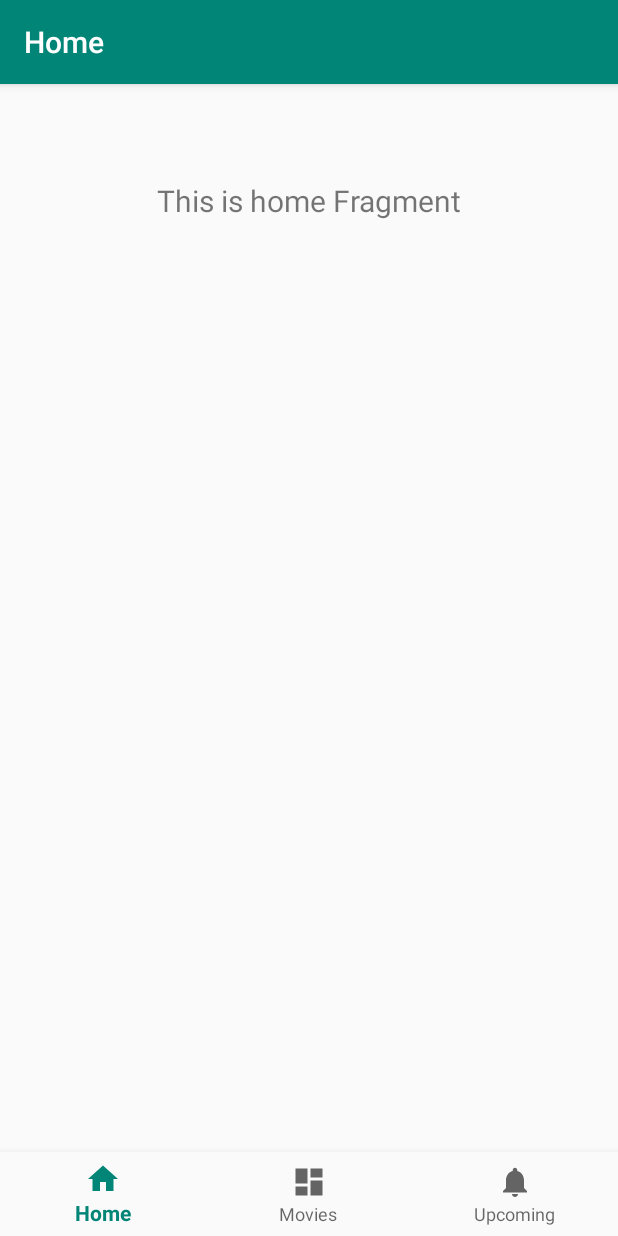
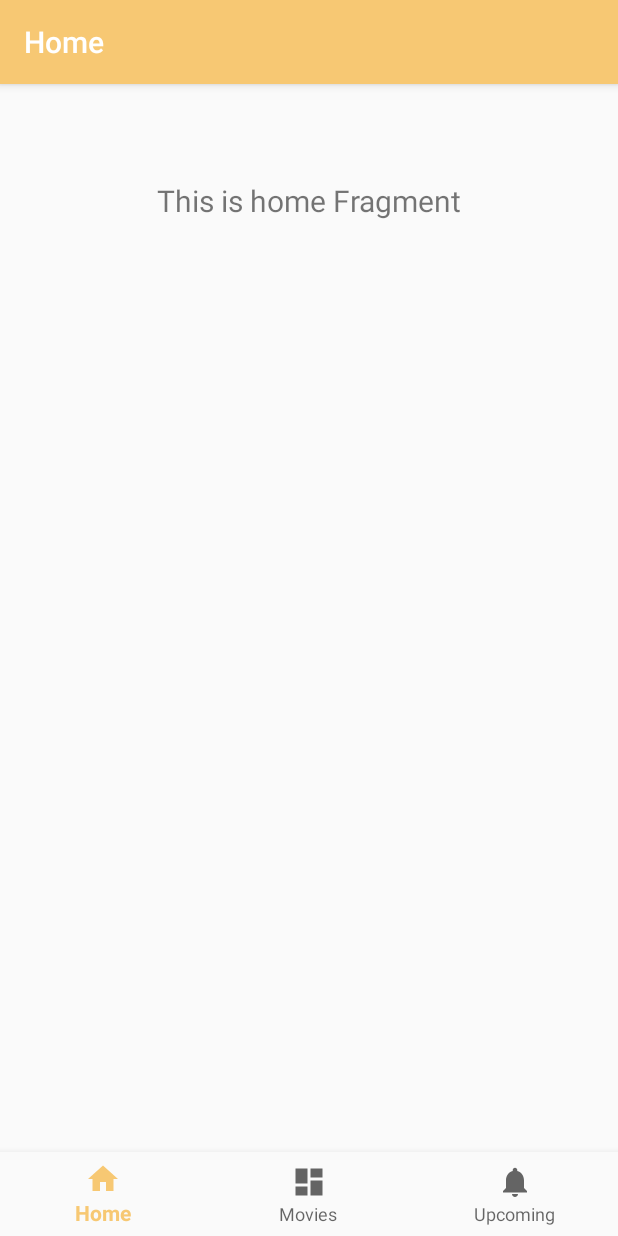
Before and after one commit to mihaibc/the-movies-corner, an Android app: the screen it shows after launch (MainActivity), on a phone screen of 412 x 824 dp. Run offline under Robolectric (Android 15) with nearby library versions, the phone set to English and light mode, and no system bars; our stand-ins replace navigation-ui.

Commit message:
added color palette for the app

```diff
--- a/app/src/main/res/values/colors.xml
+++ b/app/src/main/res/values/colors.xml
@@ -1,6 +1,11 @@
 <?xml version="1.0" encoding="utf-8"?>
 <resources>
-    <color name="colorPrimary">#008577</color>
-    <color name="colorPrimaryDark">#00574B</color>
-    <color name="colorAccent">#D81B60</color>
+    <color name="primaryColor">#f7c873</color>
+    <color name="primaryLightColor">#fffba3</color>
+    <color name="primaryDarkColor">#c29745</color>
+    <color name="secondaryColor">#434343</color>
+    <color name="secondaryLightColor">#6e6e6e</color>
+    <color name="secondaryDarkColor">#1c1c1c</color>
+    <color name="primaryTextColor">#434343</color>
+    <color name="secondaryTextColor">#ffffff</color>
 </resources>
--- a/app/src/main/res/values/styles.xml
+++ b/app/src/main/res/values/styles.xml
@@ -3,9 +3,9 @@
     <!-- Base application theme. -->
     <style name="AppTheme" parent="Theme.AppCompat.Light.DarkActionBar">
         <!-- Customize your theme here. -->
-        <item name="colorPrimary">@color/colorPrimary</item>
-        <item name="colorPrimaryDark">@color/colorPrimaryDark</item>
-        <item name="colorAccent">@color/colorAccent</item>
+        <item name="colorPrimary">@color/primaryColor</item>
+        <item name="colorPrimaryDark">@color/primaryDarkColor</item>
+        <item name="colorAccent">@color/secondaryColor</item>
     </style>
 
 </resources>
```
